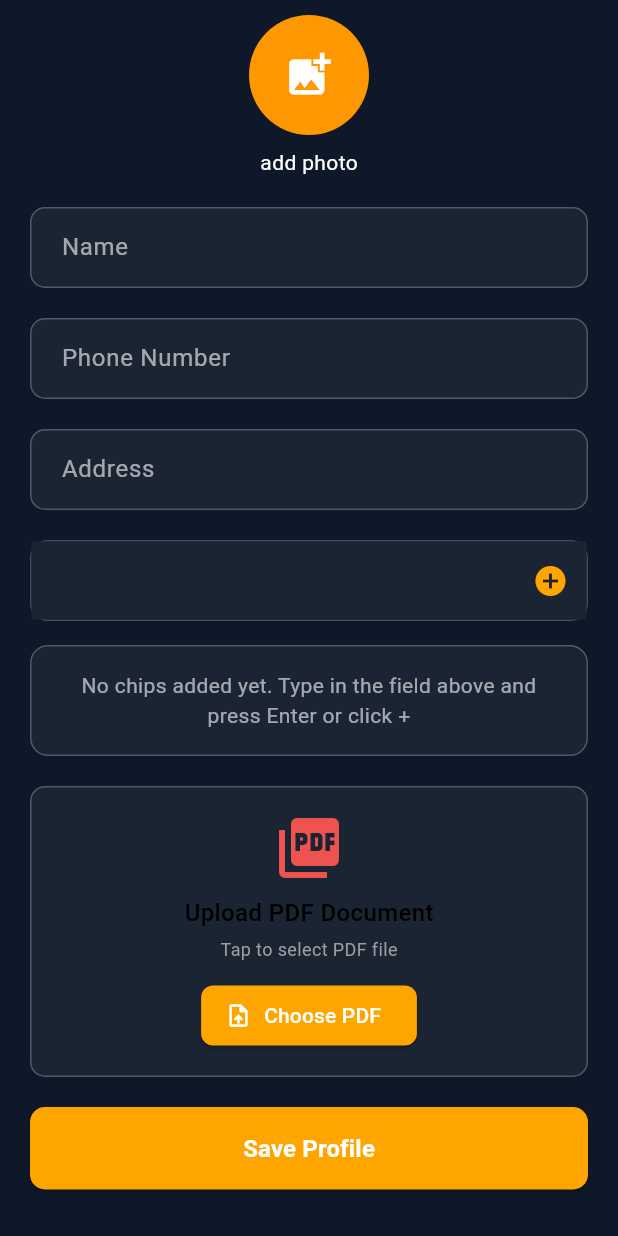
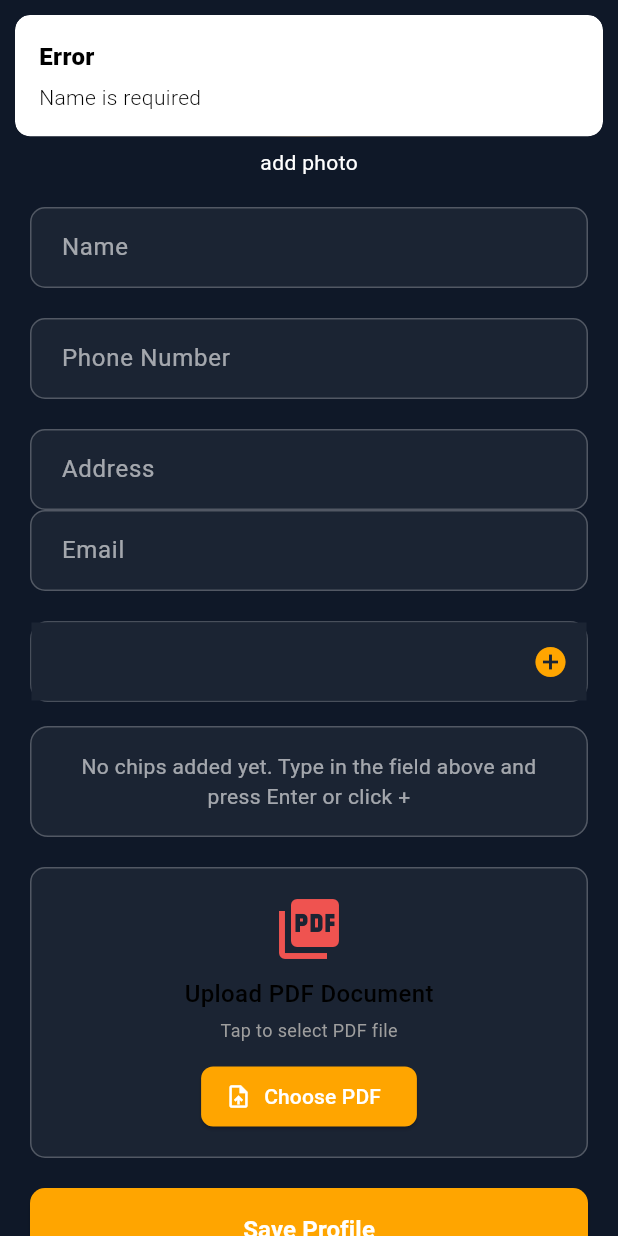
Before and after one commit to jasonapp2244/gig, a Flutter app: the AddProfileScreen screen opened by its route, after a tap on "Save Profile", on a phone screen of 412 x 824 dp. Run offline on Flutter 3.47's test engine with Material 3 defaults, Android fonts, the phone set to English and light mode, and no system bars; our stand-ins replace device_info_plus, file_picker, firebase_core, firebase_messaging, flutter_screenutil, flutter_secure_storage and 10 more; accounts and stored records are empty; Roboto replaces fonts that are missing (PP mori).

Commit message:
recent ui changes

```diff
--- /dev/null
+++ b/lib/models/profile/profile_model.dart
@@ -0,0 +1,72 @@
+class ProfileModel {
+  final String? name;
+  final String? phoneNumber;
+  final String? address;
+  final String? profileImagePath;
+  final String? pdfFilePath;
+  final String? pdfFileName;
+  final List<String>? skills;
+  final String? email;
+
+  ProfileModel({
+    this.name,
+    this.phoneNumber,
+    this.address,
+    this.profileImagePath,
+    this.pdfFilePath,
+    this.pdfFileName,
+    this.skills,
+    this.email,
+  });
+
+  // Convert to JSON for API
+  Map<String, dynamic> toJson() {
+    return {
+      'name': name,
+      'phone_number': phoneNumber,
+      'address': address,
+      'profile_image': profileImagePath,
+      'cv': pdfFilePath,
+      'cv_filename': pdfFileName,
+      'email': email,
+      'skills': skills?.join(','), // Convert list to comma-separated string
+    };
+  }
+
+  // Create from JSON
+  factory ProfileModel.fromJson(Map<String, dynamic> json) {
+    return ProfileModel(
+      name: json['name'],
+      phoneNumber: json['phone_number'],
+      address: json['address'],
+      profileImagePath: json['profile_image'],
+      pdfFilePath: json['cv'],
+      pdfFileName: json['cv_filename'],
+      email: json['email'],
+      skills: json['skills'] != null
+          ? (json['skills'] as String).split(',')
+          : null,
+    );
+  }
+
+  // Convert to Map for form data (multipart)
+  Map<String, String> toFormData() {
+    Map<String, String> formData = {};
+
+    if (name != null) formData['name'] = name!;
+    if (phoneNumber != null) formData['phone_number'] = phoneNumber!;
+    if (address != null) formData['address'] = address!;
+    if (pdfFileName != null) formData['cv_filename'] = pdfFileName!;
+    if (email != null) formData['email'] = email!;
+    if (skills != null && skills!.isNotEmpty) {
+      formData['skills'] = skills!.join(',');
+    }
+
+    return formData;
+  }
+
+  @override
+  String toString() {
+    return 'ProfileModel(name: $name, phoneNumber: $phoneNumber, address: $address, skills: $skills, pdfFileName: $pdfFileName,email:$email)';
+  }
+}
--- a/lib/res/app_url/app_url.dart
+++ b/lib/res/app_url/app_url.dart
@@ -19,4 +19,7 @@ class AppUrl {
   // TASK API
   static const String addTaskAPI = "$baseUrl/api/addTaskAPI";
   static const String editTaskAPI = "$baseUrl/api/editTaskAPI";
+
+  // PROFILE API
+  static const String updateProfileApi = "$baseUrl/update-profile";
 }
--- a/lib/res/components/chip_input_field.dart
+++ b/lib/res/components/chip_input_field.dart
@@ -74,7 +74,7 @@ class ChipInputField extends StatelessWidget {
               width: double.infinity,
               padding: const EdgeInsets.all(16),
               decoration: BoxDecoration(
-                color: Colors.grey.shade50,
+                color: AppColor.grayColor,
                 borderRadius: BorderRadius.circular(12),
                 border: Border.all(color: Colors.grey.shade400, width: 2),
               ),
@@ -100,7 +100,7 @@ class ChipInputField extends StatelessWidget {
                           vertical: 8,
                         ),
                         decoration: BoxDecoration(
-                          color: Colors.white,
+                          color: AppColor.grayColor,
                           borderRadius: BorderRadius.circular(25),
                           border: Border.all(
                             color: Colors.grey.shade400,
--- a/lib/view/screen_holder/screens/profile/add_profile_screen.dart
+++ b/lib/view/screen_holder/screens/profile/add_profile_screen.dart
@@ -14,6 +14,7 @@ class AddProfileScreen extends StatelessWidget {
   final TextEditingController _phoneNumberController = TextEditingController();
   final TextEditingController _addressController = TextEditingController();
   final TextEditingController _chipController = TextEditingController();
+  final TextEditingController _emailController = TextEditingController();
 
   @override
   Widget build(BuildContext context) {
@@ -79,6 +80,19 @@ class AddProfileScreen extends StatelessWidget {
                   return null;
                 },
               ),
+
+              CustomInputField(
+                controller: _emailController,
+                fieldType: 'text',
+                hintText: "Email",
+                requiredField: true,
+                validator: (value) {
+                  if (value == null || value.isEmpty) {
+                    return 'Address is required';
+                  }
+                  return null;
+                },
+              ),
               const SizedBox(height: 20),
               GetX<AddProfileController>(
                 builder: (controller) {
@@ -108,14 +122,18 @@ class AddProfileScreen extends StatelessWidget {
               // Save Button
               SizedBox(
                 width: double.infinity,
-                child: ElevatedButton(
-                  onPressed: () {
-                    // TODO: Implement save functionality
-                    print('Name: ${_nameController.text}');
-                    print('Phone: ${_phoneNumberController.text}');
-                    print('Address: ${_addressController.text}');
-                    print('PDF: ${controller.pdfFileName.value}');
-                    print('Skills: ${controller.selectedChips.value}');
+                child: GetX<AddProfileController>(
+                  builder: (controller) {
+                    return ElevatedButton(
+                      onPressed: controller.loading.value
+                          ? null
+                          : () {
+                              controller.postProfileData(
+                                name: _nameController.text.trim(),
+                                phoneNumber: _phoneNumberController.text.trim(),
+                                address: _addressController.text.trim(),
+                                email: _emailController.text.trim(),
+                              );
                             },
                       style: ElevatedButton.styleFrom(
                         backgroundColor: AppColor.primeColor,
@@ -125,10 +143,24 @@ class AddProfileScreen extends StatelessWidget {
                           borderRadius: BorderRadius.circular(10),
                         ),
                       ),
-                  child: const Text(
+                      child: controller.loading.value
+                          ? const SizedBox(
+                              height: 20,
+                              width: 20,
+                              child: CircularProgressIndicator(
+                                color: Colors.white,
+                                strokeWidth: 2,
+                              ),
+                            )
+                          : const Text(
                               'Save Profile',
-                    style: TextStyle(fontSize: 16, fontWeight: FontWeight.w600),
+                              style: TextStyle(
+                                fontSize: 16,
+                                fontWeight: FontWeight.w600,
                               ),
+                            ),
+                    );
+                  },
                 ),
               ),
             ],
--- a/lib/view_models/controller/profile/add_profile_controller.dart
+++ b/lib/view_models/controller/profile/add_profile_controller.dart
@@ -2,12 +2,18 @@ import 'dart:io';
 import 'package:get/get.dart';
 import 'package:image_picker/image_picker.dart';
 import 'package:file_picker/file_picker.dart';
+import 'package:gig/models/profile/profile_model.dart';
+import 'package:gig/repository/profile/profile_repository.dart';
+import 'package:gig/utils/utils.dart';
 
 class AddProfileController extends GetxController {
+  final ProfileRepository _profileRepository = ProfileRepository();
+
   Rxn<File> imageFile = Rxn<File>(); // reactive nullable File
   RxList<String> selectedChips = <String>[].obs;
   Rx<File?> pdfFile = Rx<File?>(null);
   RxString pdfFileName = ''.obs;
+  RxBool loading = false.obs;
 
   pickImage() async {
     final picker = ImagePicker();
@@ -54,4 +60,69 @@ class AddProfileController extends GetxController {
     pdfFileName.value = '';
     print('PDF cleared');
   }
+
+  Future<void> postProfileData({
+    required String name,
+    required String phoneNumber,
+    required String address,
+    required String email,
+  }) async {
+    try {
+      loading.value = true;
+
+      // Validate required fields
+      if (name.isEmpty) {
+        Utils.snakBar("Error", "Name is required");
+        return;
+      }
+      if (phoneNumber.isEmpty) {
+        Utils.snakBar("Error", "Phone number is required");
+        return;
+      }
+      if (address.isEmpty) {
+        Utils.snakBar("Error", "Address is required");
+        return;
+      }
+
+      // Create profile model
+      ProfileModel profileData = ProfileModel(
+        name: name,
+        phoneNumber: phoneNumber,
+        address: address,
+        profileImagePath: imageFile.value?.path,
+        pdfFilePath: pdfFile.value?.path,
+        pdfFileName: pdfFileName.value.isNotEmpty ? pdfFileName.value : null,
+        skills: selectedChips.toList(),
+        email: email,
+      );
+
+      print('Submitting profile data: $profileData');
+
+      // Submit to API
+      dynamic response = await _profileRepository.updateProfile(
+        profileData,
+        profileImage: imageFile.value,
+        pdfFile: pdfFile.value,
+      );
+
+      print('Profile update response: $response');
+
+      Utils.snakBar("Success", "Profile updated successfully!");
+
+      // Optionally clear form or navigate
+      // clearForm();
+    } catch (error) {
+      print('Error posting profile data: $error');
+      Utils.snakBar("Error", "Failed to update profile: $error");
+    } finally {
+      loading.value = false;
+    }
+  }
+
+  void clearForm() {
+    imageFile.value = null;
+    selectedChips.clear();
+    pdfFile.value = null;
+    pdfFileName.value = '';
+  }
 }
```
Also changed, not shown: lib/data/network/network_api_services.dart (+68 -0 lines), lib/repository/profile/profile_repository.dart (added, +102 -0 lines). Lines whose indentation alone changed are shown as unchanged.
